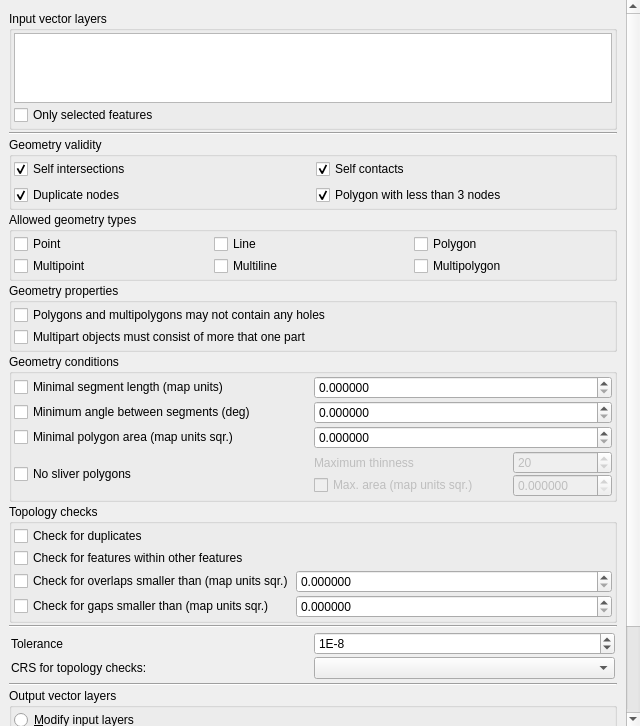
Old version of the form src/plugins/geometry_checker/ui/qgsgeometrycheckersetuptab.ui in the repository qgis/QGIS.
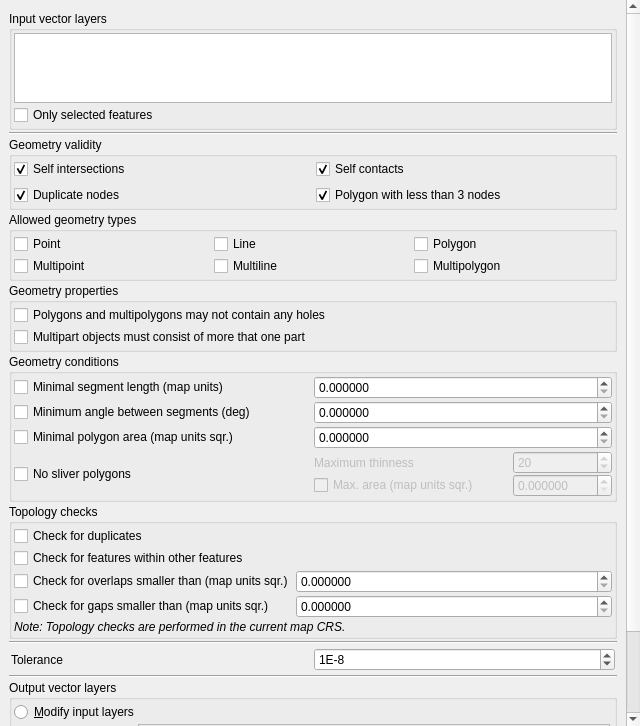
New version of the form. Icons and pictures are not drawn. Custom widgets are drawn as their Qt base class.

Commit message: [Geometry checker] Store error values in map units, perform topology checks in map CRS

Diff of the .ui file:
```diff
--- a/src/plugins/geometry_checker/ui/qgsgeometrycheckersetuptab.ui
+++ b/src/plugins/geometry_checker/ui/qgsgeometrycheckersetuptab.ui
@@ -41,9 +41,9 @@
       <property name="geometry">
        <rect>
         <x>0</x>
-        <y>-106</y>
+        <y>0</y>
         <width>626</width>
-        <height>832</height>
+        <height>820</height>
        </rect>
       </property>
       <layout class="QGridLayout" name="gridLayout_4">
@@ -538,6 +538,13 @@
                </property>
               </widget>
              </item>
+             <item row="4" column="0" colspan="2">
+              <widget class="QLabel" name="label">
+               <property name="text">
+                <string>&lt;i&gt;Note: Topology checks are performed in the current map CRS.&lt;/i&gt;</string>
+               </property>
+              </widget>
+             </item>
             </layout>
            </widget>
           </item>
@@ -585,16 +592,6 @@
               </property>
              </widget>
             </item>
-            <item row="1" column="0">
-             <widget class="QLabel" name="labelTopologyCrs">
-              <property name="text">
-               <string>CRS for topology checks:</string>
-              </property>
-             </widget>
-            </item>
-            <item row="1" column="1">
-             <widget class="QComboBox" name="comboBoxTopologyCrs"/>
-            </item>
            </layout>
           </item>
           <item>
```
Left out of the diff: 34 changed lines with no effect on the pictures. The commit also changes 9 other files.
